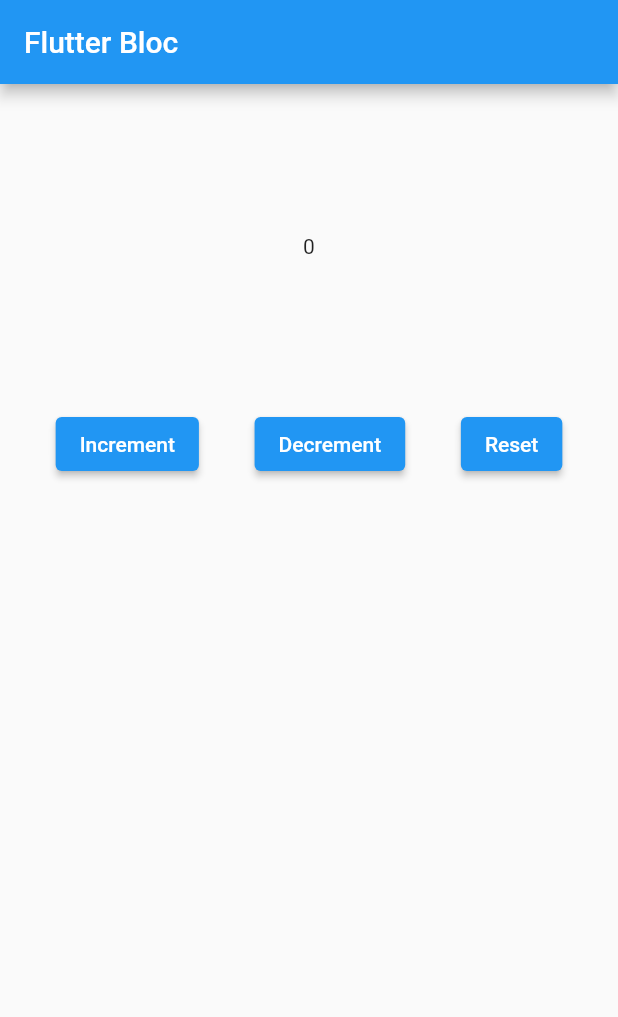
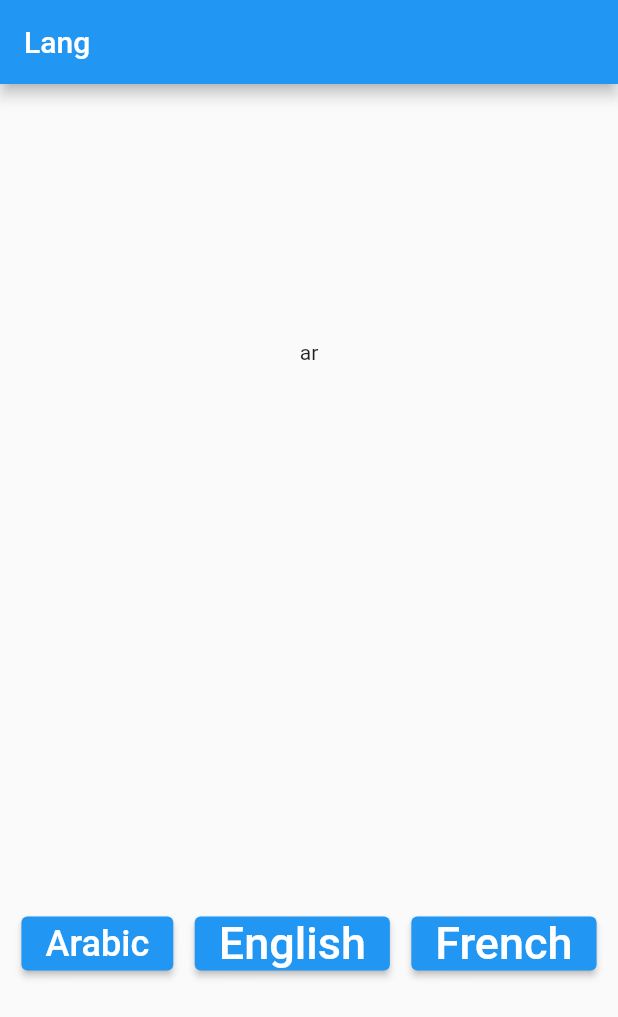
Before and after one commit to RafahPro/rafahFlutterTraining, a Flutter app: the screen it shows after launch, on a phone screen of 412 x 824 dp. Shown: the top 1017 px of the screen. Run offline on Flutter 3.47's test engine with Material 2 defaults, Android fonts, the phone set to English and light mode, and no system bars; our stand-ins replace bloc, flutter_bloc, google_fonts, location, shared_preferences.

Commit message:
Lang Bloc Example

```diff
--- a/blocstate/lib/bloc/counter_bloc.dart
+++ /dev/null
@@ -1,24 +0,0 @@
-import 'package:flutter_bloc/flutter_bloc.dart';
-import 'package:flutter/material.dart';
-
-part 'counter_event.dart';
-part 'counter_state.dart';
-
-class CounterBloc extends Bloc<CounterEvent, CounterState> {
-  CounterBloc() : super(CounterInitial()) {
-    int counter = 0;
-    on<CounterEvent>((event, emit) {
-      // TODO: implement event handler
-      if (event is IncrementEvent) {
-        counter++;
-        emit(CounterStateChanged(counter));
-      } else if (event is DecrementEvent) {
-        counter--;
-        emit(CounterStateChanged(counter));
-      } else if (event is ResetEvent) {
-        counter = 0;
-        emit(CounterStateChanged(counter));
-      }
-    });
-  }
-}
--- a/blocstate/lib/bloc/counter_event.dart
+++ /dev/null
@@ -1,10 +0,0 @@
-part of 'counter_bloc.dart';
-
-@immutable
-abstract class CounterEvent {}
-
-class IncrementEvent extends CounterEvent {}
-
-class DecrementEvent extends CounterEvent {}
-
-class ResetEvent extends CounterEvent {}
--- a/blocstate/lib/bloc/counter_state.dart
+++ /dev/null
@@ -1,12 +0,0 @@
-part of 'counter_bloc.dart';
-
-@immutable
-abstract class CounterState {}
-
-class CounterInitial extends CounterState {}
-
-class CounterStateChanged extends CounterState {
-  final int counter;
-
-  CounterStateChanged(this.counter);
-}
--- /dev/null
+++ b/blocstate/lib/bloc/lang_bloc.dart
@@ -0,0 +1,25 @@
+import 'package:bloc/bloc.dart';
+import 'package:meta/meta.dart';
+
+part 'lang_event.dart';
+part 'lang_state.dart';
+
+class LangBloc extends Bloc<LangEvent, LangState> {
+  String lang = 'ar';
+  LangBloc() : super(LangInitial()) {
+    on<LangEvent>((event, emit) {
+      // TODO: implement event handler
+
+      if (event is LangEnglishEvent) {
+        lang = 'en';
+        emit(LangChangeState(lang));
+      } else if (event is LangFrenchEvent) {
+        lang = 'fr';
+        emit(LangChangeState(lang));
+      } else if (event is LangArabicEvent) {
+        lang = 'ar';
+        emit(LangChangeState(lang));
+      }
+    });
+  }
+}
--- /dev/null
+++ b/blocstate/lib/bloc/lang_event.dart
@@ -0,0 +1,10 @@
+part of 'lang_bloc.dart';
+
+@immutable
+abstract class LangEvent {}
+
+class LangArabicEvent extends LangEvent {}
+
+class LangEnglishEvent extends LangEvent {}
+
+class LangFrenchEvent extends LangEvent {}
--- /dev/null
+++ b/blocstate/lib/bloc/lang_state.dart
@@ -0,0 +1,11 @@
+part of 'lang_bloc.dart';
+
+@immutable
+abstract class LangState {}
+
+class LangInitial extends LangState {}
+
+class LangChangeState extends LangState {
+  final String lang;
+  LangChangeState(this.lang);
+}
--- a/blocstate/lib/home_page.dart
+++ /dev/null
@@ -1,57 +0,0 @@
-import 'package:flutter/material.dart';
-import 'package:flutter_bloc/flutter_bloc.dart';
-
-import 'bloc/counter_bloc.dart';
-
-class HomePage extends StatelessWidget {
-  const HomePage({super.key});
-
-  @override
-  Widget build(BuildContext context) {
-    return Scaffold(
-      appBar: AppBar(
-        title: const Text('Flutter Bloc'),
-      ),
-      body: Column(
-        children: [
-          const SizedBox(height: 100),
-          Center(child: BlocBuilder<CounterBloc, CounterState>(
-            builder: (context, state) {
-              if (state is CounterInitial) {
-                return const Text('0');
-              } else if (state is CounterStateChanged) {
-                return Text(state.counter.toString());
-              } else {
-                return const Text('0');
-              }
-            },
-          )),
-          const SizedBox(height: 100),
-          Row(
-            mainAxisAlignment: MainAxisAlignment.spaceEvenly,
-            children: [
-              ElevatedButton(
-                onPressed: () {
-                  BlocProvider.of<CounterBloc>(context).add(IncrementEvent());
-                },
-                child: const Text('Increment'),
-              ),
-              ElevatedButton(
-                onPressed: () {
-                  BlocProvider.of<CounterBloc>(context).add(DecrementEvent());
-                },
-                child: const Text('Decrement'),
-              ),
-              ElevatedButton(
-                onPressed: () {
-                  BlocProvider.of<CounterBloc>(context).add(ResetEvent());
-                },
-                child: const Text('Reset'),
-              ),
-            ],
-          ),
-        ],
-      ),
-    );
-  }
-}
--- /dev/null
+++ b/blocstate/lib/lang.dart
@@ -0,0 +1,63 @@
+import 'package:blocstate/bloc/lang_bloc.dart';
+import 'package:flutter/material.dart';
+import 'package:flutter_bloc/flutter_bloc.dart';
+
+class LangScreen extends StatelessWidget {
+  const LangScreen({super.key});
+
+  @override
+  Widget build(BuildContext context) {
+    return Scaffold(
+      appBar: AppBar(
+        title: Text('Lang'),
+      ),
+      body: Center(
+        child: Column(
+          mainAxisAlignment: MainAxisAlignment.spaceEvenly,
+          children: [
+            BlocBuilder<LangBloc, LangState>(builder: ((context, state) {
+              if (state is LangChangeState) {
+                return Text(state.lang);
+              } else {
+                return Text('ar');
+              }
+            })),
+            SizedBox(
+              height: 20,
+            ),
+            Row(
+              mainAxisAlignment: MainAxisAlignment.spaceEvenly,
+              children: [
+                ElevatedButton(
+                    onPressed: () {
+                      BlocProvider.of<LangBloc>(context).add(LangArabicEvent());
+                    },
+                    child: Text(
+                      'Arabic',
+                      style: TextStyle(fontSize: 24),
+                    )),
+                ElevatedButton(
+                    onPressed: () {
+                      BlocProvider.of<LangBloc>(context)
+                          .add(LangEnglishEvent());
+                    },
+                    child: Text(
+                      'English',
+                      style: TextStyle(fontSize: 30),
+                    )),
+                ElevatedButton(
+                    onPressed: () {
+                      BlocProvider.of<LangBloc>(context).add(LangFrenchEvent());
+                    },
+                    child: Text(
+                      'French',
+                      style: TextStyle(fontSize: 30),
+                    )),
+              ],
+            )
+          ],
+        ),
+      ),
+    );
+  }
+}
--- a/blocstate/lib/main.dart
+++ b/blocstate/lib/main.dart
@@ -1,22 +1,20 @@
+import 'package:blocstate/bloc/lang_bloc.dart';
+import 'package:blocstate/lang.dart';
 import 'package:flutter/material.dart';
 import 'package:flutter_bloc/flutter_bloc.dart';
 
-import 'bloc/counter_bloc.dart';
-import 'home_page.dart';
-
-void main() {
-  runApp(const MyApp());
-}
+void main() => runApp(MyApp());
 
 class MyApp extends StatelessWidget {
-  const MyApp({Key? key}) : super(key: key);
+  const MyApp({super.key});
 
   @override
   Widget build(BuildContext context) {
     return BlocProvider(
-        create: (context) => CounterBloc(),
-        child: const MaterialApp(
-          home: HomePage(),
-        ));
+      create: (context) => LangBloc(),
+      child: MaterialApp(
+        home: LangScreen(),
+      ),
+    );
   }
 }
```
